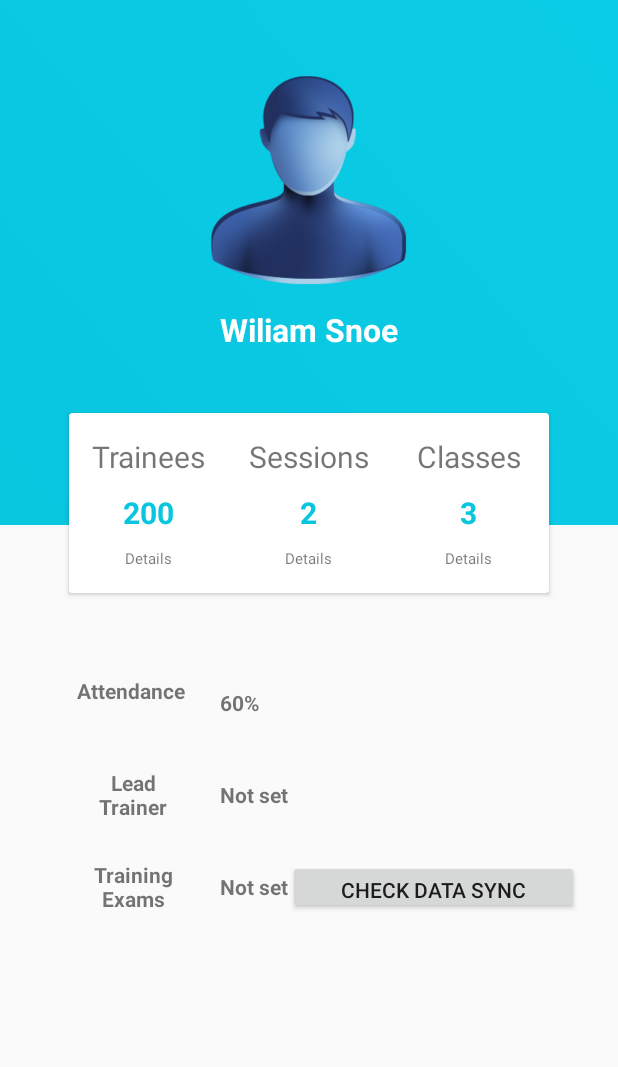
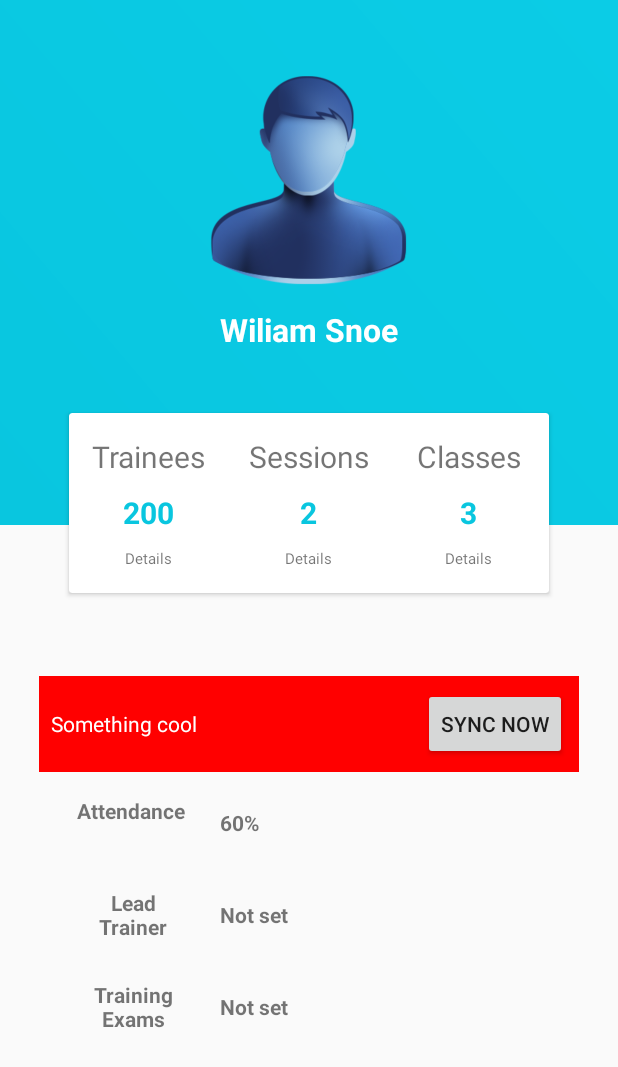
Before and after one commit to livinggoods/tremap-training, an Android app: the layout training_view_fragment.xml on its own in the app's theme, with its tools: preview values and no code run, on a phone screen of 412 x 824 dp. Shown: the top 1067 px of the screen. Run offline under Robolectric (Android 15) with nearby library versions, the phone set to English and light mode, and no system bars; Roboto replaces fonts that are not available here.

Commit message:
Ref T806

```diff
--- a/app/src/main/java/com/expansion/lg/kimaru/training/utils/Constants.java
+++ b/app/src/main/java/com/expansion/lg/kimaru/training/utils/Constants.java
@@ -13,6 +13,9 @@ package com.expansion.lg.kimaru.training.utils;
 public class Constants {
     public static final int SPLASH_DELAY = 5000;
     public static final String EMPTY = "";
+    public static final int STATUS_SYNCED = 1;
+    public static final int NOT_SYNCED = 0;
+
 
     //fonts
     public static final String STREATWEAR_FONT = "fonts/streatwear.otf";
--- a/app/src/main/res/layout/fragment_recycler.xml
+++ b/app/src/main/res/layout/fragment_recycler.xml
@@ -6,10 +6,10 @@
     android:layout_height="match_parent">
 
     <TextView
+        android:id="@+id/textShow"
         android:layout_width="match_parent"
-        android:layout_height="wrap_content"
-        android:id="@+id/textShow"
-        />
+        android:layout_height="wrap_content" />
+
     <android.support.v4.widget.SwipeRefreshLayout
         android:id="@+id/swipe_refresh_layout"
         android:layout_width="match_parent"
--- a/app/src/main/res/layout/training_view_fragment.xml
+++ b/app/src/main/res/layout/training_view_fragment.xml
@@ -159,6 +159,31 @@
             android:layout_gravity="center"
             android:layout_marginTop="45dp">
             <LinearLayout
+                android:id="@+id/layout_sync"
+                android:layout_width="match_parent"
+                android:layout_height="wrap_content"
+                android:orientation="horizontal"
+                android:padding="8dp"
+                android:layout_marginBottom="16dp"
+                android:background="@color/Red">
+
+                <TextView
+                    android:id="@+id/tv_sync_msg"
+                    android:layout_width="0dp"
+                    android:layout_height="wrap_content"
+                    android:layout_weight="1"
+                    android:text="Something cool"
+                    style="@style/TextAppearance.AppCompat.Body1"
+                    android:textColor="@color/white"/>
+
+                <Button
+                    android:id="@+id/btn_sync_now"
+                    android:layout_width="wrap_content"
+                    android:layout_height="wrap_content"
+                    android:text="SYNC NOW"/>
+
+            </LinearLayout>
+            <LinearLayout
                 android:orientation="horizontal"
                 android:paddingLeft="25dp"
                 android:layout_width="match_parent"
@@ -223,12 +248,8 @@
                     android:layout_height="wrap_content"
                     android:paddingLeft="20dp"
                     android:text="Not set"/>
-                <Button
-                    android:layout_width="match_parent"
-                    android:layout_height="match_parent"
-                    android:text="Check data sync"
-                    android:id="@+id/syncercheck"/>
             </LinearLayout>
+
             <!--<LinearLayout
                 android:layout_marginTop="25dp"
                 android:orientation="horizontal"
```
Also changed, not shown: app/src/main/java/com/expansion/lg/kimaru/training/database/DatabaseHelper.java (+59 -14 lines), app/src/main/java/com/expansion/lg/kimaru/training/fragments/TrainingViewFragment.java (+39 -16 lines), app/src/main/java/com/expansion/lg/kimaru/training/network/TrainingDataSync.java (+10 -12 lines), app/src/main/java/com/expansion/lg/kimaru/training/objs/TrainingExamResult.java (+10 -0 lines).
